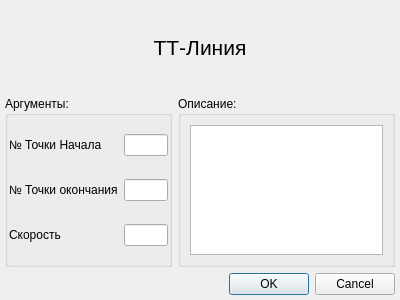
Xtail96/SML, file KAMEditor/gui/commands/ttlinedialog.ui: the form before one commit.
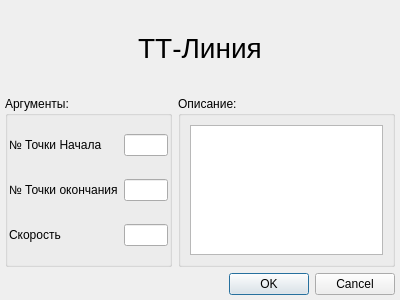
The form after the commit.

```diff
--- a/KAMEditor/gui/commands/ttlinedialog.ui
+++ b/KAMEditor/gui/commands/ttlinedialog.ui
@@ -125,7 +125,7 @@
      </property>
      <property name="font">
       <font>
-       <pointsize>16</pointsize>
+       <pointsize>21</pointsize>
       </font>
      </property>
      <property name="text">
```
